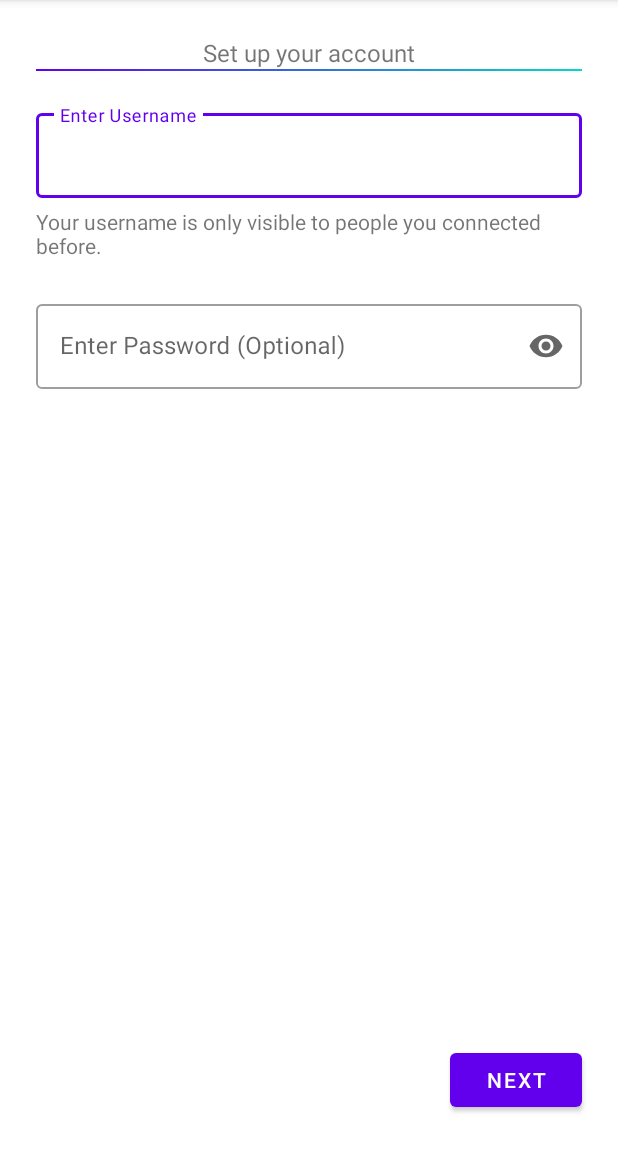
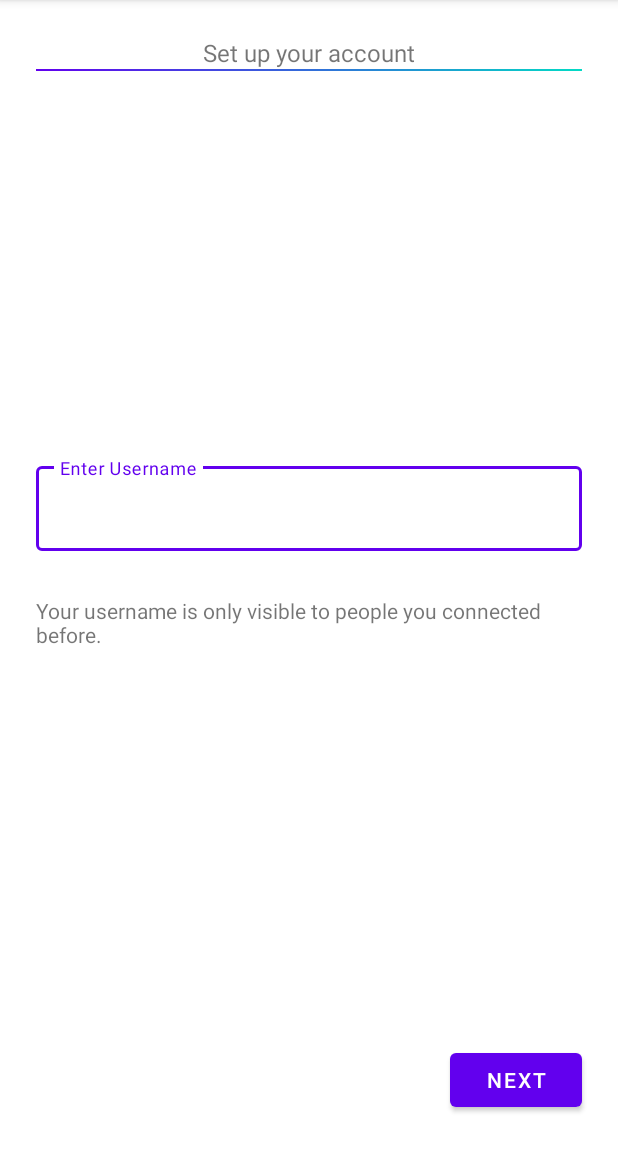
Before and after one commit to muhammedaydogan/Blue2thChat, an Android app: the screen it shows after launch (MainActivity), on a phone screen of 412 x 824 dp, the part 84-1236 px from its top. Run offline under Robolectric (Android 15) with nearby library versions, the phone set to English and light mode, and no system bars.

Commit message:
Last changes added.

```diff
--- a/app/src/main/java/com/ma/blue2thchat/fragments/ChatFragment.java
+++ b/app/src/main/java/com/ma/blue2thchat/fragments/ChatFragment.java
@@ -46,11 +46,6 @@ public class ChatFragment extends Fragment {
             @NonNull LayoutInflater inflater, @Nullable ViewGroup container,
             @Nullable Bundle savedInstanceState
     ) {
-//        bundle = this.getArguments();
-//        if (bundle == null){
-//            Log.d("ClientClass", "Bundle obj is null");
-//        }
-
 
         // Inflate the layout for this fragment
         return inflater.inflate(R.layout.fragment_chat, container, false);
@@ -60,16 +55,11 @@ public class ChatFragment extends Fragment {
     public void onViewCreated(@NonNull View view, @Nullable Bundle savedInstanceState) {
         super.onViewCreated(view, savedInstanceState);
 
+        // avatar no
         int avatarNo = ((SharedPreferences) ((MainActivity) getActivity()).getmPreferences()).getInt("avatar", -1);
+        clientName = ((SharedPreferences) ((MainActivity) getActivity()).getmPreferences()).getString("username","User");
         int receiverAvatarNo = 7;
 
-
-
-//        if (bundle.getSerializable("sendReceive") == null){
-//            Log.d("ClientClass", "ChatFragment Bundle serializable is null");
-//            return;
-//        }
-//        sendReceive = (SendReceive) bundle.getSerializable("sendReceive");
 
 
         chatAdapter = new ChatAdapter(getContext(), messages, avatarNo, receiverAvatarNo);
--- a/app/src/main/java/com/ma/blue2thchat/fragments/FirstFragment.java
+++ b/app/src/main/java/com/ma/blue2thchat/fragments/FirstFragment.java
@@ -25,7 +25,6 @@ public class FirstFragment extends Fragment {
     private static final String TAG = "FirstFragment";
 
     EditText usernameEditText;
-    EditText passwordEditText;
 
     SharedPreferences mPreferences;
     public static final String sharedPrefFile = "com.blue2thchat.sharedprefs";
@@ -62,7 +61,7 @@ public class FirstFragment extends Fragment {
         };
         requireActivity().getOnBackPressedDispatcher().addCallback(getViewLifecycleOwner(), callback);
         usernameEditText = view.findViewById(R.id.usernameEditText);
-        passwordEditText = view.findViewById(R.id.passwordEditText);
+
 
         mPreferences = getContext().getSharedPreferences(sharedPrefFile, MODE_PRIVATE);
 
@@ -71,7 +70,6 @@ public class FirstFragment extends Fragment {
             public void onClick(View view) {
                 SharedPreferences.Editor preferencesEditor = mPreferences.edit();
                 preferencesEditor.putString("username", usernameEditText.getText().toString());
-                preferencesEditor.putString("password", passwordEditText.getText().toString());
                 preferencesEditor.apply();
 //                NavHostFragment.findNavController(FirstFragment.this)
 //                        .navigate(R.id.action_FirstFragment_to_SecondFragment);
@@ -84,11 +82,10 @@ public class FirstFragment extends Fragment {
 
     private void setUserInfo(View view) {
         String username = "";
-        String password = "";
+
         username = mPreferences.getString("username", username);
-        password = mPreferences.getString("password", password);
 //        Log.i(TAG, "setUserInfo: " + mPreferences.getAll());
         usernameEditText.setText(username);
-        passwordEditText.setText(password);
+
     }
 }
--- a/app/src/main/java/com/ma/blue2thchat/fragments/SearchFragment.java
+++ b/app/src/main/java/com/ma/blue2thchat/fragments/SearchFragment.java
@@ -76,6 +76,7 @@ public class SearchFragment extends Fragment {
     public static final int STATE_MESSAGE_RECEIVED = 5;
 
     public static SendReceive sendReceive;
+
 
 
 
@@ -179,7 +180,7 @@ public class SearchFragment extends Fragment {
                 }
                 connectDevice(position);
                 // ChatFragment.messages.clear(); // messages is deleted for new connection
-                ChatFragment.clientName = bleDevices.get(position).getName(); // chat fragment title is solved
+                //ChatFragment.clientName = bleDevices.get(position).getName(); // chat fragment title is solved
 
 //                ChatFragment chatFragment = new ChatFragment();
 //                Bundle bundle = new Bundle();
@@ -192,7 +193,7 @@ public class SearchFragment extends Fragment {
 
             @Override
             public void onStartChat(int position) {
-                ChatFragment.clientName = bleDevices.get(position).getName();
+                // ChatFragment.clientName = bleDevices.get(position).getName();
                 // ChatFragment.chat_sendReceive = getSendReceive();
                 Navigation.findNavController(view).navigate(R.id.action_SearchFragment_to_chatFragment);
             }
--- a/app/src/main/res/layout/fragment_first.xml
+++ b/app/src/main/res/layout/fragment_first.xml
@@ -32,12 +32,15 @@
     <com.google.android.material.textfield.TextInputLayout
         android:id="@+id/usernameField"
         android:layout_width="match_parent"
+
         android:layout_height="wrap_content"
         android:layout_margin="24dp"
         android:hint="Enter Username"
         app:layout_constraintEnd_toEndOf="parent"
         app:layout_constraintStart_toStartOf="parent"
         app:layout_constraintTop_toBottomOf="@id/titleField"
+        app:layout_constraintBottom_toTopOf="@+id/textView"
+        app:layout_constraintVertical_chainStyle="packed"
         style="@style/Widget.MaterialComponents.TextInputLayout.OutlinedBox">
 
         <com.google.android.material.textfield.TextInputEditText
@@ -52,32 +55,34 @@
         android:layout_width="0dp"
         android:layout_height="wrap_content"
         android:layout_marginStart="24dp"
+        android:layout_marginTop="6dp"
         android:layout_marginEnd="24dp"
-        android:layout_marginTop="6dp"
         android:text="Your username is only visible to people you connected before."
+        android:layout_marginBottom="100dp"
+        app:layout_constraintBottom_toBottomOf="parent"
         app:layout_constraintEnd_toEndOf="parent"
         app:layout_constraintStart_toStartOf="parent"
         app:layout_constraintTop_toBottomOf="@id/usernameField" />
 
-    <com.google.android.material.textfield.TextInputLayout
-        android:id="@+id/passwordField"
-        style="@style/Widget.MaterialComponents.TextInputLayout.OutlinedBox"
-        android:layout_width="match_parent"
-        android:layout_height="wrap_content"
-        android:layout_margin="24dp"
-        android:hint="Enter Password (Optional)"
-        app:endIconMode="password_toggle"
-        app:layout_constraintEnd_toEndOf="parent"
-        app:layout_constraintStart_toStartOf="parent"
-        app:layout_constraintTop_toBottomOf="@+id/textView">
+<!--    <com.google.android.material.textfield.TextInputLayout-->
+<!--        android:id="@+id/passwordField"-->
+<!--        style="@style/Widget.MaterialComponents.TextInputLayout.OutlinedBox"-->
+<!--        android:layout_width="match_parent"-->
+<!--        android:layout_height="wrap_content"-->
+<!--        android:layout_margin="24dp"-->
+<!--        android:hint="Enter Password (Optional)"-->
+<!--        app:endIconMode="password_toggle"-->
+<!--        app:layout_constraintEnd_toEndOf="parent"-->
+<!--        app:layout_constraintStart_toStartOf="parent"-->
+<!--        app:layout_constraintTop_toBottomOf="@+id/textView">-->
 
-        <com.google.android.material.textfield.TextInputEditText
-            android:id="@+id/passwordEditText"
-            android:layout_width="match_parent"
-            android:layout_height="wrap_content"
-            android:inputType="textPassword" />
+<!--        <com.google.android.material.textfield.TextInputEditText-->
+<!--            android:id="@+id/passwordEditText"-->
+<!--            android:layout_width="match_parent"-->
+<!--            android:layout_height="wrap_content"-->
+<!--            android:inputType="textPassword" />-->
 
-    </com.google.android.material.textfield.TextInputLayout>
+<!--    </com.google.android.material.textfield.TextInputLayout>-->
 
     <Button
         android:id="@+id/button_next"
@@ -89,6 +94,6 @@
         app:layout_constraintEnd_toEndOf="parent"
         app:layout_constraintHorizontal_bias="1"
         app:layout_constraintStart_toStartOf="parent"
-        app:layout_constraintTop_toBottomOf="@+id/passwordField"
+        app:layout_constraintTop_toBottomOf="@+id/textView"
         app:layout_constraintVertical_bias="1" />
 </androidx.constraintlayout.widget.ConstraintLayout>
```
